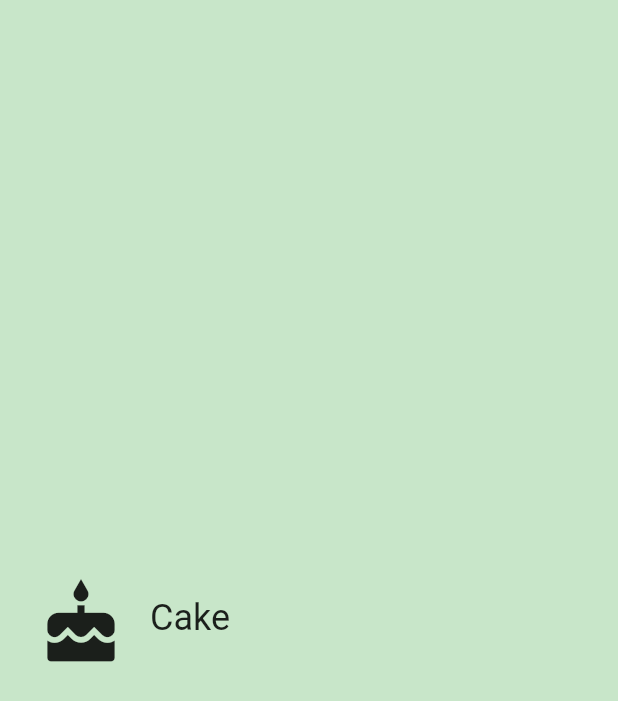
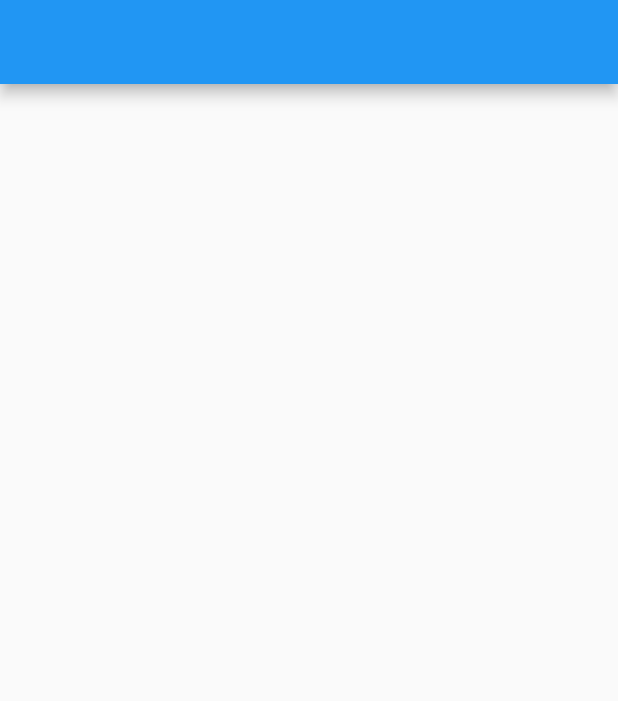
Before and after one commit to t3DDy-choco/flutter-heapstash, a Flutter app: the screen it shows after launch, on a phone screen of 412 x 824 dp. Shown: the top 701 px of the screen. Run offline on Flutter 3.47's test engine with Material 2 defaults, Android fonts, the phone set to English and light mode, and no system bars.

Commit message:
Initial Setup
I created the Category Screen class and added the TODOs in the file to keep track of what I need to do .

```diff
--- a/task_02_category_widget/lib/category.dart
+++ b/task_02_category_widget/lib/category.dart
@@ -29,9 +29,7 @@ class Category extends StatelessWidget {
           borderRadius: _borderRadius,
           highlightColor: color,
           splashColor: color,
-          onTap: () {
-            print("I was tapped");
-          },
+          onTap: () => print("I was tapped"),
           child: Padding(
             padding: EdgeInsets.all(8.0),
             child: Row(
--- /dev/null
+++ b/task_02_category_widget/lib/category_screen.dart
@@ -0,0 +1,47 @@
+import 'package:flutter/material.dart';
+
+// TODO: Check if we need to import anything
+
+// TODO: Define any constants
+
+class CategoryScreen extends StatelessWidget {
+  const CategoryScreen();
+
+  static const _categoryNames = <String>[
+    "Length",
+    "Area",
+    "Volume",
+    "Mass",
+    "Time",
+    "Digital Storage",
+    "Energy",
+    "Currency",
+  ];
+
+  static const _baseColors = <Color>[
+    Colors.teal,
+    Colors.orange,
+    Colors.pinkAccent,
+    Colors.blueAccent,
+    Colors.yellow,
+    Colors.greenAccent,
+    Colors.purpleAccent,
+    Colors.red,
+  ];
+
+  @override
+  Widget build(BuildContext context) {
+    // TODO: Create a list of the eight Categories, using the names and colors
+    // from above. Use a placeholder icon, such as `Icons.cake` for each
+    // Category. We'll add custom icons later.
+    final listView = Container();
+
+    // TODO: Create an App Bar
+    final appBar = AppBar();
+
+    return Scaffold(
+      appBar: appBar,
+      body: listView,
+    );
+  }
+}
--- a/task_02_category_widget/lib/main.dart
+++ b/task_02_category_widget/lib/main.dart
@@ -1,9 +1,5 @@
 import 'package:flutter/material.dart';
-import 'package:task_02_category_widget/category.dart';
-
-const _categoryName = 'Cake';
-const _categoryIcon = Icons.cake;
-const _categoryColor = Colors.green;
+import 'package:task_02_category_widget/category_screen.dart';
 
 void main() {
   runApp(UnitConverterApp());
@@ -15,16 +11,7 @@ class UnitConverterApp extends StatelessWidget {
     return MaterialApp(
       debugShowCheckedModeBanner: false,
       title: 'Unit Converter',
-      home: Scaffold(
-        backgroundColor: Colors.green[100],
-        body: Center(
-          child: Category(
-            name: _categoryName,
-            icon: _categoryIcon,
-            color: _categoryColor,
-          ),
-        ),
-      ),
+      home: CategoryScreen(),
     );
   }
 }
```
